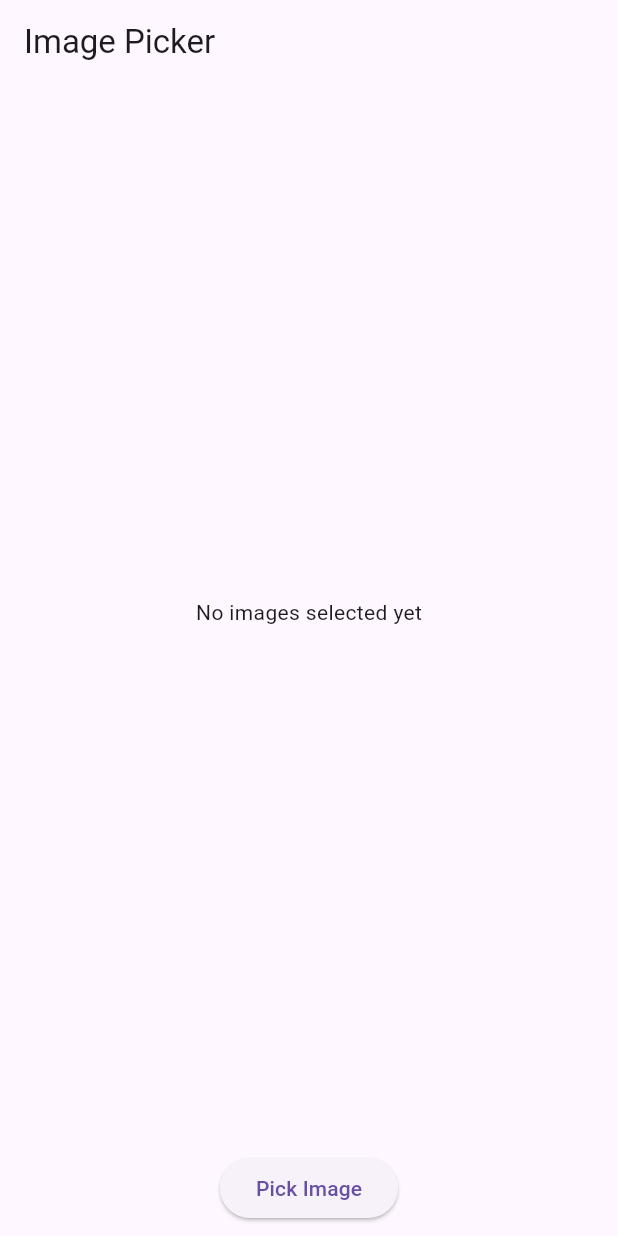
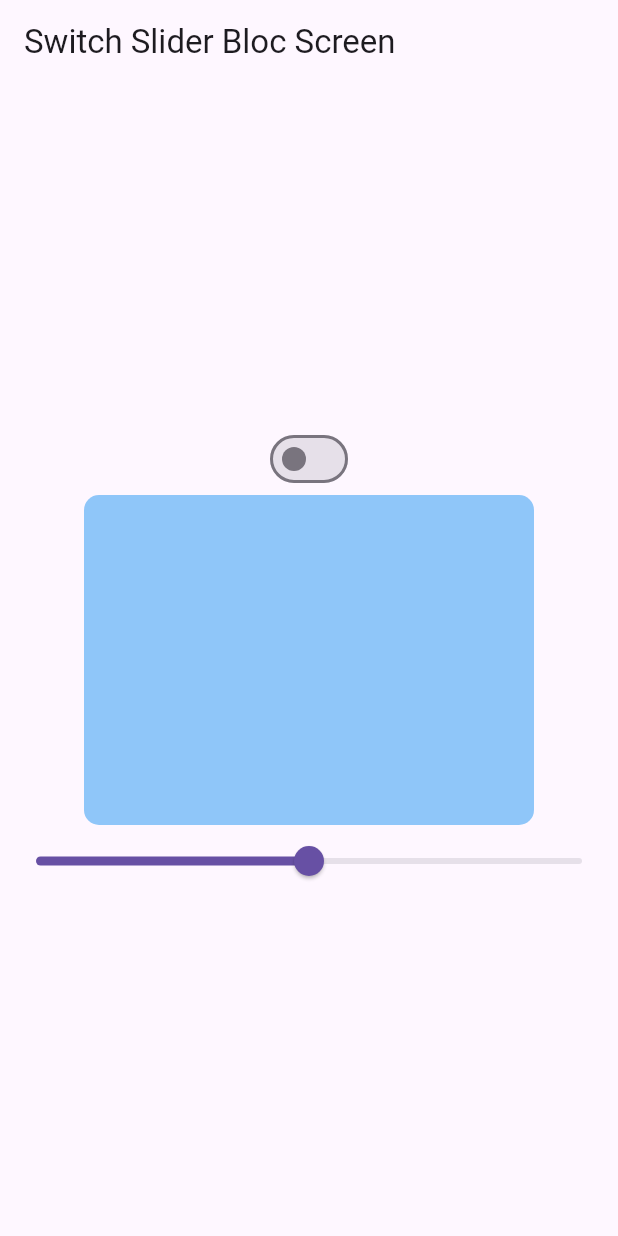
Before and after one commit to SIRAHIN/bloc_cubit_pratice, a Flutter app: the screen it shows after launch, on a phone screen of 412 x 824 dp. Run offline on Flutter 3.47's test engine with Material 3 defaults, Android fonts, the phone set to English and light mode, and no system bars; our stand-ins replace bloc, flutter_bloc, image_picker.

Commit message:
Switch Slider Implementation using bloc cubit

```diff
--- /dev/null
+++ b/lib/data/bloc/switch_slider/bloc/switch_slider_bloc.dart
@@ -0,0 +1,32 @@
+
+import 'package:bloc/bloc.dart';
+import 'package:bloc_practice/data/bloc/switch_slider/bloc/switch_slider_state.dart';
+part 'switch_slider_event.dart';
+
+
+class SwitchSlideBloc extends Bloc<SwitchSliderEvent, SwitchSliderState> {
+  SwitchSlideBloc() : super(SwitchSliderState()){ {
+
+    on<ToggleSwitchEvent>((event, emit) {
+      emit(ToggleSwitchState(isSwitched: !state.isSwitched, sliderValue: state.sliderValue));
+    });
+
+    on<SliderValueChangeEvent>((event, emit) {
+      emit(SliderState(sliderValue: event.sliderValueUpdate, isSwitched: state.isSwitched));
+    });
+
+  }
+}
+}
+
+
+// class SliderBloc extends Bloc<SliderValueChangeEvent, SliderState>{
+//   SliderBloc() : super(SliderState(sliderValue: 0.5)){
+
+//     on<SliderValueChangeEvent>((event, emit) {
+//       emit(SliderState(sliderValue: event.sliderValueUpdate));
+//     });
+
+//   }
+
+// }
--- /dev/null
+++ b/lib/data/bloc/switch_slider/bloc/switch_slider_event.dart
@@ -0,0 +1,12 @@
+part of 'switch_slider_bloc.dart';
+
+
+sealed class SwitchSliderEvent {}
+
+class ToggleSwitchEvent extends SwitchSliderEvent {}
+
+class SliderValueChangeEvent extends SwitchSliderEvent{
+  final double sliderValueUpdate;
+
+  SliderValueChangeEvent({required this.sliderValueUpdate});
+}
--- /dev/null
+++ b/lib/data/bloc/switch_slider/bloc/switch_slider_state.dart
@@ -0,0 +1,24 @@
+class SwitchSliderState {
+
+  bool isSwitched;
+  double sliderValue;
+
+  SwitchSliderState({this.isSwitched = false, this.sliderValue = 0.5});
+
+}
+
+
+class ToggleSwitchState  extends SwitchSliderState{
+
+
+ // ToggleSwitchState() : super();
+  ToggleSwitchState({super.isSwitched, super.sliderValue});
+}
+
+
+class SliderState extends SwitchSliderState{
+
+
+ // SliderState() : super();
+  SliderState({super.sliderValue, super.isSwitched});
+}
--- /dev/null
+++ b/lib/data/cubit/switch_slider/cubit/switch_slider_cubit.dart
@@ -0,0 +1,32 @@
+import 'package:bloc/bloc.dart';
+import 'package:flutter/material.dart';
+import 'package:meta/meta.dart';
+
+part 'switch_slider_state.dart';
+
+class SwitchSliderCubit extends Cubit<SwitchSliderCubitState> {
+  SwitchSliderCubit() : super(ToggleSwitchCubitState());
+
+
+  void toggleSwitch() {
+    emit(ToggleSwitchCubitState(isSwitched: !state.isSwitched, sliderValue: state.sliderValue));
+  }
+
+
+  void updateSliderValue(double sliderValueUpdate){
+    emit(SliderCubitState(sliderValue: sliderValueUpdate, isSwitched: state.isSwitched));
+  }
+
+
+
+}
+
+
+// class SliderCubit extends Cubit<SliderCubitState>{
+//   SliderCubit() : super(SliderCubitState(sliderValue: 0.5));
+
+//   void updateSliderValue(double sliderValueUpdate){
+//     emit(SliderCubitState(sliderValue: sliderValueUpdate));
+//   }
+
+// }
--- /dev/null
+++ b/lib/data/cubit/switch_slider/cubit/switch_slider_state.dart
@@ -0,0 +1,20 @@
+part of 'switch_slider_cubit.dart';
+
+final class SwitchSliderCubitState {
+  final bool isSwitched;
+  final double sliderValue;
+
+  SwitchSliderCubitState({ this.isSwitched = false,  this.sliderValue = 0.5});
+}
+
+final class ToggleSwitchCubitState extends SwitchSliderCubitState{
+
+  ToggleSwitchCubitState({ super.isSwitched,  super.sliderValue});
+}
+
+
+final class SliderCubitState extends SwitchSliderCubitState{
+
+ SliderCubitState({ super.sliderValue,  super.isSwitched});
+
+}
--- a/lib/main.dart
+++ b/lib/main.dart
@@ -3,20 +3,24 @@ import 'package:bloc_practice/data/bloc/bloc_post_details/post_details_bloc.dart
 import 'package:bloc_practice/data/bloc/counter/counter_bloc.dart';
 import 'package:bloc_practice/data/bloc/loader/loader_bloc.dart';
 import 'package:bloc_practice/data/bloc/login/login_bloc.dart';
+import 'package:bloc_practice/data/bloc/switch_slider/bloc/switch_slider_bloc.dart';
 import 'package:bloc_practice/data/cubit/counter/counter_cubit.dart';
 import 'package:bloc_practice/data/cubit/cubit_post_api/cubit/cubit_post.dart';
 import 'package:bloc_practice/data/cubit/cubit_post_details/cubit/post_details_cubit.dart';
 import 'package:bloc_practice/data/cubit/image_picker_cubit/cubit/image_picker_cubit.dart';
 import 'package:bloc_practice/data/cubit/loader/loading_cubit.dart';
 import 'package:bloc_practice/data/cubit/login/login_cubit.dart';
+import 'package:bloc_practice/data/cubit/switch_slider/cubit/switch_slider_cubit.dart';
 import 'package:bloc_practice/data/cubit/todo_app/todo_cubit.dart';
 import 'package:bloc_practice/data/data_provider/post_data_provider.dart';
 import 'package:bloc_practice/data/data_provider/post_details_provider.dart';
 import 'package:bloc_practice/data/repository/post_details_repository.dart';
 import 'package:bloc_practice/data/repository/post_repository.dart';
 import 'package:bloc_practice/presentation/bloc_screens/post_screen_bloc/post_screen_bloc.dart';
+import 'package:bloc_practice/presentation/bloc_screens/switch_slider_bloc_screen/switch_slider_bloc_screen.dart';
 import 'package:bloc_practice/presentation/cubit_screens/image_picker_screen/image_picker_cubit_screen.dart';
 import 'package:bloc_practice/presentation/cubit_screens/post_screen_cubit/post_screen_cubit.dart';
+import 'package:bloc_practice/presentation/cubit_screens/switch_slider_cubit_screen/switch_slider_cubit_scree.dart';
 import 'package:bloc_practice/presentation/cubit_screens/todo_screen/todo_list_screen.dart';
 import 'package:flutter/material.dart';
 import 'package:flutter_bloc/flutter_bloc.dart';
@@ -78,19 +82,29 @@ class MyApp extends StatelessWidget {
           ),
 
           // Cubit Api Calling Provider //
-          BlocProvider(create: (context) => CubitPost(
-            context.read<PostRepository>(),
-          )),
+          BlocProvider(
+              create: (context) => CubitPost(
+                    context.read<PostRepository>(),
+                  )),
 
-          BlocProvider(create: (context) => PostDetailsCubit(
-            context.read<PostDetailsRepository>(),
-          )),
+          BlocProvider(
+              create: (context) => PostDetailsCubit(
+                    context.read<PostDetailsRepository>(),
+                  )),
 
-          BlocProvider(create: (context) => ImagePickerCubit())
+          BlocProvider(create: (context) => ImagePickerCubit()),
+
+         // BlocProvider(create: (context) => SwitchBloc()),
+
+        //  BlocProvider(create: (context) => SliderBloc()),
+
+          BlocProvider(create: (context) => SwitchSlideBloc()),
+
+          BlocProvider(create: (context) => SwitchSliderCubit()),
         ],
         child: MaterialApp(
           title: 'Material App',
-          home: ImagePickerCubitScreen(),
+          home: SwitchSliderCubitScree(),
         ),
       ),
     );
--- /dev/null
+++ b/lib/presentation/cubit_screens/switch_slider_cubit_screen/switch_slider_cubit_scree.dart
@@ -0,0 +1,63 @@
+import 'package:bloc_practice/data/bloc/switch_slider/bloc/switch_slider_bloc.dart';
+import 'package:bloc_practice/data/bloc/switch_slider/bloc/switch_slider_state.dart';
+import 'package:bloc_practice/data/cubit/switch_slider/cubit/switch_slider_cubit.dart';
+import 'package:flutter/material.dart';
+import 'package:flutter_bloc/flutter_bloc.dart';
+
+class SwitchSliderCubitScree extends StatelessWidget {
+  const SwitchSliderCubitScree({super.key});
+
+  @override
+  Widget build(BuildContext context) {
+    return Scaffold(
+      appBar: AppBar(
+        title: const Text('Switch Slider Bloc Screen'),
+      ),
+      body: Center(
+        child: Column(
+          mainAxisAlignment: MainAxisAlignment.center,
+          children: <Widget>[
+            // Add Switch
+            BlocBuilder<SwitchSliderCubit, SwitchSliderCubitState>(
+              builder: (context, state) {
+                return Switch(
+                  value: state.isSwitched,
+                  onChanged: (value) {
+                    context.read<SwitchSliderCubit>().toggleSwitch();
+                  },
+                );
+              },
+            ),
+
+            //Container
+            BlocBuilder<SwitchSliderCubit, SwitchSliderCubitState>(
+              builder: (context, state) {
+                return Column(
+                  children: [
+                    Container(
+                      height: 220,
+                      width: 300,
+                      decoration: BoxDecoration(
+                          borderRadius: BorderRadius.circular(10),
+                          color: Colors.blue.withOpacity(state.sliderValue)),
+                    ),
+
+                    // Add Slider
+                    Slider(
+                      value: state.sliderValue,
+                      min: 0.0,
+                      max: 1.0,
+                      onChanged: (value) {
+                        context.read<SwitchSliderCubit>().updateSliderValue(value);
+                      },
+                    ),
+                  ],
+                );
+              },
+            ),
+          ],
+        ),
+      ),
+    );
+  }
+}
--- a/pubspec.yaml
+++ b/pubspec.yaml
@@ -19,7 +19,9 @@ publish_to: 'none' # Remove this line if you wish to publish to pub.dev
 version: 1.0.0+1
 
 environment:
-  sdk: ^3.6.0
+  #sdk: ^3.6.0
+  sdk: 3.5.3
+
 
 # Dependencies specify other packages that your package needs in order to work.
 # To automatically upgrade your package dependencies to the latest versions
```
Also changed, not shown: lib/presentation/bloc_screens/switch_slider_bloc_screen/switch_slider_bloc_screen.dart (added, +64 -0 lines), pubspec.lock.
